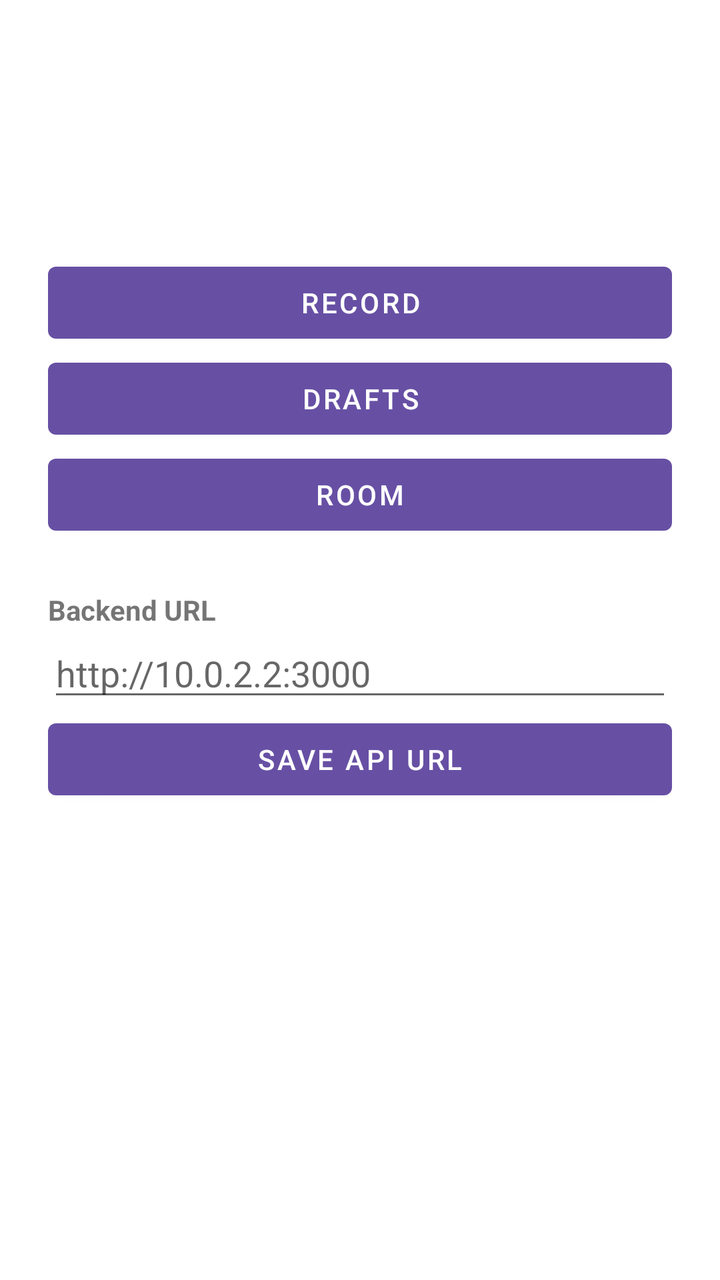
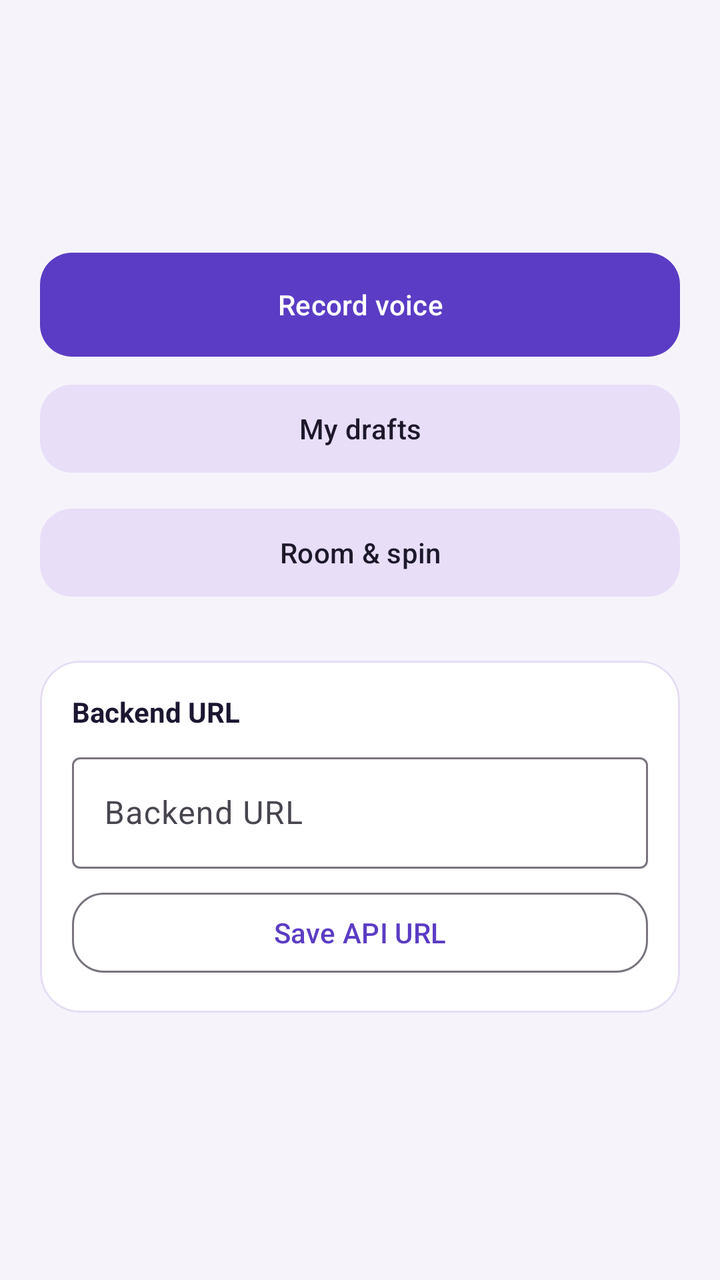

Before-and-after screenshots of an Android layout around one commit, followed by the original layout XML and the change that was made.
<!-- AndroidManifest.xml: application theme Theme.RoxStar -->
<!-- res/layout/fragment_home.xml -->
<?xml version="1.0" encoding="utf-8"?>
<ScrollView xmlns:android="http://schemas.android.com/apk/res/android"
    android:layout_width="match_parent"
    android:layout_height="match_parent">

    <LinearLayout
        android:layout_width="match_parent"
        android:layout_height="wrap_content"
        android:orientation="vertical"
        android:padding="24dp">

        <TextView
            android:id="@+id/welcome"
            android:layout_width="match_parent"
            android:layout_height="wrap_content"
            android:textSize="22sp"
            android:textStyle="bold" />

        <TextView
            android:id="@+id/userId"
            android:layout_width="match_parent"
            android:layout_height="wrap_content"
            android:layout_marginTop="4dp"
            android:textIsSelectable="true" />

        <TextView
            android:id="@+id/roomHint"
            android:layout_width="match_parent"
            android:layout_height="wrap_content"
            android:layout_marginTop="8dp" />

        <Button
            android:id="@+id/openRecorder"
            android:layout_width="match_parent"
            android:layout_height="wrap_content"
            android:layout_marginTop="24dp"
            android:text="Record" />

        <Button
            android:id="@+id/openDrafts"
            android:layout_width="match_parent"
            android:layout_height="wrap_content"
            android:text="Drafts" />

        <Button
            android:id="@+id/openRoom"
            android:layout_width="match_parent"
            android:layout_height="wrap_content"
            android:text="Room" />

        <TextView
            android:layout_width="match_parent"
            android:layout_height="wrap_content"
            android:layout_marginTop="24dp"
            android:text="Backend URL"
            android:textStyle="bold" />

        <EditText
            android:id="@+id/apiUrl"
            android:layout_width="match_parent"
            android:layout_height="wrap_content"
            android:hint="http://10.0.2.2:3000"
            android:inputType="textUri" />

        <Button
            android:id="@+id/saveUrl"
            android:layout_width="match_parent"
            android:layout_height="wrap_content"
            android:text="Save API URL" />
    </LinearLayout>
</ScrollView>
<!-- resources referenced by this layout -->
<resources>
  <style name="Theme.RoxStar" parent="Theme.MaterialComponents.Light.NoActionBar">
          <item name="colorPrimary">@color/purple_700</item>
          <item name="android:statusBarColor">@color/purple_700</item>
      </style>
  <color name="purple_700">#6750A4</color>
</resources>

<!-- the commit's change to res/layout/fragment_home.xml (unified diff, before → after) -->
@@ -1,71 +1,107 @@
 <?xml version="1.0" encoding="utf-8"?>
 <ScrollView xmlns:android="http://schemas.android.com/apk/res/android"
+    xmlns:app="http://schemas.android.com/apk/res-auto"
     android:layout_width="match_parent"
-    android:layout_height="match_parent">
+    android:layout_height="match_parent"
+    android:background="@color/md_surface"
+    android:fillViewport="true">
 
     <LinearLayout
         android:layout_width="match_parent"
         android:layout_height="wrap_content"
         android:orientation="vertical"
-        android:padding="24dp">
+        android:padding="20dp">
 
         <TextView
             android:id="@+id/welcome"
             android:layout_width="match_parent"
             android:layout_height="wrap_content"
-            android:textSize="22sp"
-            android:textStyle="bold" />
+            android:textAppearance="@style/TextAppearance.RoxStar.Title" />
 
         <TextView
             android:id="@+id/userId"
             android:layout_width="match_parent"
             android:layout_height="wrap_content"
             android:layout_marginTop="4dp"
+            android:textAppearance="@style/TextAppearance.RoxStar.Muted"
             android:textIsSelectable="true" />
 
         <TextView
             android:id="@+id/roomHint"
             android:layout_width="match_parent"
             android:layout_height="wrap_content"
-            android:layout_marginTop="8dp" />
+            android:layout_marginTop="8dp"
+            android:textColor="@color/md_primary"
+            android:textStyle="bold" />
 
-        <Button
+        <com.google.android.material.button.MaterialButton
             android:id="@+id/openRecorder"
+            style="@style/Widget.RoxStar.Button"
             android:layout_width="match_parent"
             android:layout_height="wrap_content"
             android:layout_marginTop="24dp"
-            android:text="Record" />
+            android:text="Record voice" />
 
-        <Button
+        <com.google.android.material.button.MaterialButton
             android:id="@+id/openDrafts"
+            style="@style/Widget.RoxStar.Button.Tonal"
             android:layout_width="match_parent"
             android:layout_height="wrap_content"
-            android:text="Drafts" />
+            android:layout_marginTop="10dp"
+            android:text="My drafts" />
 
-        <Button
+        <com.google.android.material.button.MaterialButton
             android:id="@+id/openRoom"
+            style="@style/Widget.RoxStar.Button.Tonal"
             android:layout_width="match_parent"
             android:layout_height="wrap_content"
-            android:text="Room" />
+            android:layout_marginTop="10dp"
+            android:text="Room &amp; spin" />
 
-        <TextView
+        <com.google.android.material.card.MaterialCardView
             android:layout_width="match_parent"
             android:layout_height="wrap_content"
-            android:layout_marginTop="24dp"
-            android:text="Backend URL"
-            android:textStyle="bold" />
+            android:layout_marginTop="28dp"
+            app:cardBackgroundColor="@color/md_card"
+            app:cardCornerRadius="20dp"
+            app:cardElevation="0dp"
+            app:strokeColor="#E4DDF3"
+            app:strokeWidth="1dp">
 
-        <EditText
-            android:id="@+id/apiUrl"
-            android:layout_width="match_parent"
-            android:layout_height="wrap_content"
-            android:hint="http://10.0.2.2:3000"
-            android:inputType="textUri" />
+            <LinearLayout
+                android:layout_width="match_parent"
+                android:layout_height="wrap_content"
+                android:orientation="vertical"
+                android:padding="16dp">
 
-        <Button
-            android:id="@+id/saveUrl"
-            android:layout_width="match_parent"
-            android:layout_height="wrap_content"
-            android:text="Save API URL" />
+                <TextView
+                    android:layout_width="match_parent"
+                    android:layout_height="wrap_content"
+                    android:text="Backend URL"
+                    android:textStyle="bold" />
+
+                <com.google.android.material.textfield.TextInputLayout
+                    android:layout_width="match_parent"
+                    android:layout_height="wrap_content"
+                    android:layout_marginTop="8dp"
+                    android:hint="Backend URL"
+                    style="@style/Widget.Material3.TextInputLayout.OutlinedBox">
+
+                    <com.google.android.material.textfield.TextInputEditText
+                        android:id="@+id/apiUrl"
+                        android:layout_width="match_parent"
+                        android:layout_height="wrap_content"
+                        android:inputType="textUri" />
+                </com.google.android.material.textfield.TextInputLayout>
+
+                <com.google.android.material.button.MaterialButton
+                    android:id="@+id/saveUrl"
+                    style="@style/Widget.RoxStar.Button.Outlined"
+                    android:layout_width="match_parent"
+                    android:layout_height="wrap_content"
+                    android:layout_marginTop="8dp"
+                    android:text="Save API URL" />
+            </LinearLayout>
+        </com.google.android.material.card.MaterialCardView>
     </LinearLayout>
 </ScrollView>
<!-- resource entries referenced after the edit -->
@@ -1,9 +1,46 @@
 <!-- resources referenced by this layout -->
 <resources>
-  <style name="Theme.RoxStar" parent="Theme.MaterialComponents.Light.NoActionBar">
-          <item name="colorPrimary">@color/purple_700</item>
-          <item name="android:statusBarColor">@color/purple_700</item>
+  <color name="md_card">#FFFFFF</color>
+  <color name="md_primary">#5B3CC4</color>
+  <color name="md_surface">#F6F3FB</color>
+  <style name="TextAppearance.RoxStar.Muted" parent="TextAppearance.Material3.BodyMedium">
+          <item name="android:textColor">@color/md_muted</item>
       </style>
-  <color name="purple_700">#6750A4</color>
+  <style name="TextAppearance.RoxStar.Title" parent="TextAppearance.Material3.HeadlineSmall">
+          <item name="android:textColor">@color/md_text</item>
+          <item name="android:textStyle">bold</item>
+      </style>
+  <style name="Widget.RoxStar.Button" parent="Widget.Material3.Button">
+          <item name="android:textAllCaps">false</item>
+          <item name="android:insetTop">0dp</item>
+          <item name="android:insetBottom">0dp</item>
+          <item name="android:minHeight">52dp</item>
+          <item name="cornerRadius">16dp</item>
+      </style>
+  <style name="Widget.RoxStar.Button.Outlined" parent="Widget.Material3.Button.OutlinedButton">
+          <item name="android:textAllCaps">false</item>
+          <item name="android:minHeight">48dp</item>
+          <item name="cornerRadius">16dp</item>
+      </style>
+  <style name="Widget.RoxStar.Button.Tonal" parent="Widget.Material3.Button.TonalButton">
+          <item name="android:textAllCaps">false</item>
+          <item name="android:minHeight">52dp</item>
+          <item name="cornerRadius">16dp</item>
+      </style>
+  <style name="Theme.RoxStar" parent="Theme.Material3.Light.NoActionBar">
+          <item name="colorPrimary">@color/md_primary</item>
+          <item name="colorOnPrimary">@color/md_on_primary</item>
+          <item name="colorPrimaryContainer">@color/md_primary_container</item>
+          <item name="colorOnPrimaryContainer">@color/md_text</item>
+          <item name="android:statusBarColor">@color/md_primary</item>
+          <item name="android:navigationBarColor">@color/md_surface</item>
+          <item name="android:windowBackground">@color/md_surface</item>
+          <item name="android:textColor">@color/md_text</item>
+          <item name="materialButtonStyle">@style/Widget.RoxStar.Button</item>
+      </style>
+  <color name="md_muted">#6B6280</color>
+  <color name="md_text">#1C1630</color>
+  <color name="md_on_primary">#FFFFFF</color>
+  <color name="md_primary_container">#E9DFFF</color>
 </resources>
 
